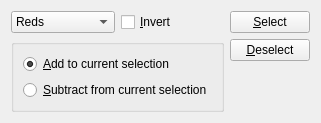
KDE/krita, file plugins/extensions/colorrange/wdg_colorrange.ui: the form before one commit.
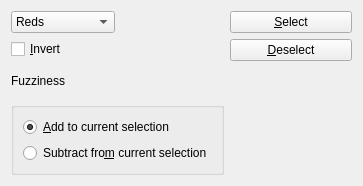
The form after the commit. Custom widgets are drawn as their Qt base class.

Commit message:
Reimplement the Select Color Range dialog
This removes the unimplemented "out of gamut" option, addes
a fuzziness slider and uses lcms for comparing to colors and
Lab for checking highlights, midtones and shadows.

BUG:339923

Patch:
```diff
--- a/plugins/extensions/colorrange/wdg_colorrange.ui
+++ b/plugins/extensions/colorrange/wdg_colorrange.ui
@@ -6,30 +6,17 @@
    <rect>
     <x>0</x>
     <y>0</y>
-    <width>297</width>
-    <height>101</height>
+    <width>363</width>
+    <height>186</height>
    </rect>
   </property>
   <property name="windowTitle">
    <string>Color Range</string>
   </property>
-  <layout class="QVBoxLayout">
-   <item>
-    <layout class="QHBoxLayout">
-     <property name="margin">
-      <number>0</number>
-     </property>
-     <item>
-      <layout class="QVBoxLayout">
-       <property name="margin">
-        <number>0</number>
-       </property>
-       <item>
-        <layout class="QHBoxLayout">
-         <property name="margin">
-          <number>0</number>
-         </property>
-         <item>
+  <layout class="QGridLayout" name="gridLayout_2">
+   <item row="0" column="0">
+    <layout class="QGridLayout" name="gridLayout">
+     <item row="0" column="0">
           <widget class="QComboBox" name="cmbSelect">
            <item>
             <property name="text">
@@ -76,23 +63,26 @@
              <string>Shadows</string>
             </property>
            </item>
-           <item>
-            <property name="text">
-             <string>Out of Gamut</string>
-            </property>
-           </item>
-          </widget>
-         </item>
-         <item>
+      </widget>
+     </item>
+     <item row="1" column="0">
           <widget class="QCheckBox" name="chkInvert">
            <property name="text">
             <string>&amp;Invert</string>
            </property>
           </widget>
          </item>
-        </layout>
-       </item>
-       <item>
+     <item row="2" column="0">
+      <widget class="QLabel" name="label">
+       <property name="text">
+        <string>Fuzziness</string>
+       </property>
+      </widget>
+     </item>
+     <item row="2" column="1">
+      <widget class="KisSliderSpinBox" name="intFuzziness" native="true"/>
+     </item>
+     <item row="3" column="0" colspan="2">
         <widget class="QGroupBox" name="grpSelection">
          <property name="title">
           <string/>
@@ -111,7 +101,7 @@
           <item>
            <widget class="QRadioButton" name="radioSubtract">
             <property name="text">
-             <string>&amp;Subtract from current selection</string>
+           <string>Subtract fro&amp;m current selection</string>
             </property>
            </widget>
           </item>
@@ -120,9 +110,18 @@
        </item>
       </layout>
      </item>
-     <item>
+   <item row="0" column="1">
       <layout class="QVBoxLayout">
-       <property name="margin">
+     <property name="leftMargin">
+      <number>0</number>
+     </property>
+     <property name="topMargin">
+      <number>0</number>
+     </property>
+     <property name="rightMargin">
+      <number>0</number>
+     </property>
+     <property name="bottomMargin">
         <number>0</number>
        </property>
        <item>
@@ -158,9 +157,15 @@
       </layout>
      </item>
     </layout>
-   </item>
-  </layout>
  </widget>
+ <customwidgets>
+  <customwidget>
+   <class>KisSliderSpinBox</class>
+   <extends>QWidget</extends>
+   <header location="global">kis_slider_spin_box.h</header>
+   <container>1</container>
+  </customwidget>
+ </customwidgets>
  <resources/>
  <connections/>
 </ui>
```
Lines whose indentation alone changed are shown as unchanged. The commit also changes 1 other file.
